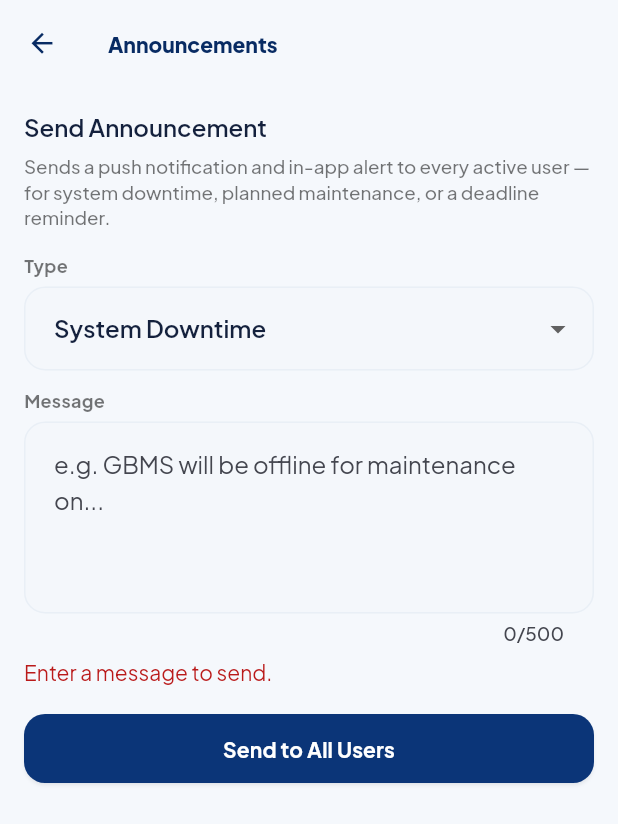
After one commit to DjangoDaveGH/GBMSupport, a Flutter app: the AnnouncementsScreen screen opened directly, after a tap on "Send to All Users", on a phone screen of 412 x 824 dp. The commit adds this screen. Shown: the top 824 px of the screen. Run offline on Flutter 3.47's test engine with Material 3 defaults, Android fonts, the phone set to English and light mode, and no system bars; our stand-ins replace cached_network_image, cloud_firestore, cloud_functions, connectivity_plus, file_picker, firebase_auth and 9 more; missing offline and left inert: app_badge_plus, dart:js_interop; accounts and stored records are empty.

Commit message:
Add admin announcements: send a system-wide notice to all users
New Admin Settings > Announcements screen (PFM Management only, both
mobile and desktop) lets an admin compose a system downtime / planned
maintenance / deadline reminder notice and send it to every active user.

Goes through a new adminBroadcastNotification Cloud Function rather than a
client-side Firestore write, which is what this app's earlier unused
NotificationRepository.broadcast() attempted (now removed) — at 1,600+
active users a single client WriteBatch would blow past Firestore's
500-write cap, and only the Admin SDK can send the FCM push. The function
fans out with bounded concurrency, reusing the same notifyUser() helper
the ticket-lifecycle triggers already use (in-app doc + push + badge count
+ dead-token pruning), and logs an audit_logs entry.

Also rebuilds and republishes the downloadable Android APK (1.0.2+4 ->
1.0.3+5) and web build with this change, matching what's already live on
Firebase Hosting and in Cloud Functions.

Co-Authored-By: Claude Sonnet 5 <noreply@anthropic.com>

```diff
--- a/lib/core/routing/app_router.dart
+++ b/lib/core/routing/app_router.dart
@@ -6,6 +6,7 @@ import 'package:hyport/core/models/enums.dart';
 import 'package:hyport/core/routing/app_shell.dart';
 import 'package:hyport/core/routing/desktop_shell.dart';
 import 'package:hyport/features/admin/presentation/add_user_screen.dart';
+import 'package:hyport/features/admin/presentation/announcements_screen.dart';
 import 'package:hyport/features/admin/presentation/desktop_institutions_screen.dart';
 import 'package:hyport/features/admin/presentation/desktop_users_screen.dart';
 import 'package:hyport/features/admin/presentation/users_screen.dart';
@@ -378,6 +379,14 @@ final routerProvider = Provider<GoRouter>((ref) {
         )),
       ),
       GoRoute(
+        path: '/admin-settings/announcements',
+        pageBuilder: (context, state) => _slideUpPage(const ResponsiveScreen(
+          mobile: AnnouncementsScreen(),
+          desktop: Padding(padding: EdgeInsets.all(24), child: AnnouncementsScreen()),
+          desktopTitle: 'Announcements',
+        )),
+      ),
+      GoRoute(
         path: '/admin/institutions',
         pageBuilder: (context, state) => _slideUpPage(const ResponsiveScreen(
           mobile: InstitutionsScreen(),
--- a/lib/features/admin/presentation/admin_settings_screen.dart
+++ b/lib/features/admin/presentation/admin_settings_screen.dart
@@ -4,10 +4,10 @@ import 'package:hyport/core/theme/app_theme.dart';
 
 /// Phase 4 mockup screen 28 — application/system-wide settings, distinct
 /// from the per-user account Settings reachable from Profile. SLA
-/// Management and Ticket Settings are real; General/Notifications/
-/// Security/System are honestly labeled as not configurable in this build
-/// rather than presented as working controls — same policy as the
-/// per-user Settings screen's Biometric/2FA rows.
+/// Management, Auto-Assignment, Ticket Settings, and Announcements are
+/// real; General/Notifications/Security/System are honestly labeled as not
+/// configurable in this build rather than presented as working controls —
+/// same policy as the per-user Settings screen's Biometric/2FA rows.
 class AdminSettingsScreen extends StatelessWidget {
   const AdminSettingsScreen({super.key});
 
@@ -45,6 +45,13 @@ class AdminSettingsScreen extends StatelessWidget {
               label: 'Ticket Settings',
               subtitle: 'Categories, priorities, workflows',
               onTap: () => context.push('/admin-settings/tickets'),
+            ),
+            const Divider(height: 1, indent: 56),
+            _SettingsTile(
+              icon: Icons.campaign_outlined,
+              label: 'Announcements',
+              subtitle: 'Send a system-wide notice to all users',
+              onTap: () => context.push('/admin-settings/announcements'),
             ),
             const Divider(height: 1, indent: 56),
             _SettingsTile(
--- /dev/null
+++ b/lib/features/admin/presentation/announcements_screen.dart
@@ -0,0 +1,149 @@
+import 'package:cloud_functions/cloud_functions.dart';
+import 'package:flutter/material.dart';
+import 'package:hyport/core/models/enums.dart';
+import 'package:hyport/core/theme/app_theme.dart';
+
+/// PFM Management sends a system-wide announcement (downtime / planned
+/// maintenance / deadline reminder) to every active user. Goes through the
+/// `adminBroadcastNotification` Cloud Function rather than a client-side
+/// Firestore write — see functions/index.js: a single WriteBatch caps at
+/// 500 writes (well under the active user count), and only the Admin SDK
+/// can send the FCM push, so this can't be done from the client at all.
+class AnnouncementsScreen extends StatefulWidget {
+  /// When true, renders just the content with no Scaffold/AppBar of its
+  /// own — for embedding inside DesktopShell. See NotificationsScreen's
+  /// doc comment for why.
+  final bool embedded;
+
+  const AnnouncementsScreen({super.key, this.embedded = false});
+
+  @override
+  State<AnnouncementsScreen> createState() => _AnnouncementsScreenState();
+}
+
+class _AnnouncementsScreenState extends State<AnnouncementsScreen> {
+  final _messageController = TextEditingController();
+  NotificationType _type = NotificationType.systemDowntime;
+  bool _sending = false;
+  String? _error;
+  String? _success;
+
+  @override
+  void dispose() {
+    _messageController.dispose();
+    super.dispose();
+  }
+
+  String _labelFor(NotificationType type) => switch (type) {
+        NotificationType.systemDowntime => 'System Downtime',
+        NotificationType.maintenance => 'Planned Maintenance',
+        NotificationType.deadlineReminder => 'Deadline Reminder',
+        _ => type.wireValue,
+      };
+
+  Future<void> _confirmAndSend() async {
+    final message = _messageController.text.trim();
+    if (message.isEmpty) {
+      setState(() {
+        _error = 'Enter a message to send.';
+        _success = null;
+      });
+      return;
+    }
+
+    final confirmed = await showDialog<bool>(
+      context: context,
+      builder: (dialogContext) => AlertDialog(
+        title: const Text('Send announcement?'),
+        content: Text(
+          'This sends a push notification and in-app alert to every active user in the system — this can\'t be undone.\n\n'
+          '${_labelFor(_type)}: "$message"',
+        ),
+        actions: [
+          TextButton(onPressed: () => Navigator.of(dialogContext).pop(false), child: const Text('Cancel')),
+          FilledButton(onPressed: () => Navigator.of(dialogContext).pop(true), child: const Text('Send to Everyone')),
+        ],
+      ),
+    );
+    if (confirmed != true || !mounted) return;
+
+    setState(() {
+      _sending = true;
+      _error = null;
+      _success = null;
+    });
+    try {
+      final callable = FirebaseFunctions.instance.httpsCallable(
+        'adminBroadcastNotification',
+        options: HttpsCallableOptions(timeout: const Duration(seconds: 300)),
+      );
+      final result = await callable.call({
+        'type': _type.wireValue,
+        'message': message,
+      });
+      final sent = (result.data as Map)['sent'] as int? ?? 0;
+      if (!mounted) return;
+      setState(() => _success = 'Announcement sent to $sent user${sent == 1 ? '' : 's'}.');
+      _messageController.clear();
+    } on FirebaseFunctionsException catch (e) {
+      if (mounted) setState(() => _error = e.message ?? 'Could not send announcement (${e.code}).');
+    } catch (e) {
+      if (mounted) setState(() => _error = 'Could not send announcement: $e');
+    } finally {
+      if (mounted) setState(() => _sending = false);
+    }
+  }
+
+  @override
+  Widget build(BuildContext context) {
+    final content = ListView(
+      padding: const EdgeInsets.all(16),
+      children: [
+        Text('Send Announcement', style: Theme.of(context).textTheme.titleMedium),
+        const SizedBox(height: 6),
+        Text(
+          'Sends a push notification and in-app alert to every active user — for system downtime, planned maintenance, or a deadline reminder.',
+          style: Theme.of(context).textTheme.bodySmall?.copyWith(color: Colors.black54),
+        ),
+        const SizedBox(height: AppSpacing.lg),
+        Text('Type', style: Theme.of(context).textTheme.labelMedium?.copyWith(color: Colors.black54)),
+        const SizedBox(height: 6),
+        DropdownButtonFormField<NotificationType>(
+          initialValue: _type,
+          items: [
+            for (final t in [NotificationType.systemDowntime, NotificationType.maintenance, NotificationType.deadlineReminder])
+              DropdownMenuItem(value: t, child: Text(_labelFor(t))),
+          ],
+          onChanged: (v) => setState(() => _type = v!),
+        ),
+        const SizedBox(height: AppSpacing.md),
+        Text('Message', style: Theme.of(context).textTheme.labelMedium?.copyWith(color: Colors.black54)),
+        const SizedBox(height: 6),
+        TextField(
+          controller: _messageController,
+          maxLines: 4,
+          maxLength: 500,
+          decoration: const InputDecoration(hintText: 'e.g. GBMS will be offline for maintenance on...'),
+        ),
+        if (_error != null) ...[
+          const SizedBox(height: AppSpacing.sm),
+          Text(_error!, style: TextStyle(color: Theme.of(context).colorScheme.error)),
+        ],
+        if (_success != null) ...[
+          const SizedBox(height: AppSpacing.sm),
+          Text(_success!, style: const TextStyle(color: AppTheme.success)),
+        ],
+        const SizedBox(height: AppSpacing.lg),
+        FilledButton(
+          onPressed: _sending ? null : _confirmAndSend,
+          child: _sending
+              ? const SizedBox(height: 20, width: 20, child: CircularProgressIndicator(strokeWidth: 2, color: Colors.white))
+              : const Text('Send to All Users'),
+        ),
+      ],
+    );
+
+    if (widget.embedded) return content;
+    return Scaffold(appBar: AppBar(title: const Text('Announcements')), body: content);
+  }
+}
--- a/lib/features/admin/presentation/desktop_settings_screen.dart
+++ b/lib/features/admin/presentation/desktop_settings_screen.dart
@@ -12,9 +12,9 @@ import 'package:hyport/features/config/domain/general_settings.dart';
 /// Phase 5 mockup screen 37. General Settings is real (see
 /// GeneralSettingsRepository); Security/Notifications/Roles & Permissions
 /// stay honestly labeled as not configurable in this build, same policy as
-/// everywhere else. SLA Management/Ticket Settings/Audit Logs push to
-/// their own already-built routes rather than duplicating that content
-/// inline.
+/// everywhere else. SLA Management/Auto-Assignment/Ticket Settings/
+/// Announcements/Audit Logs push to their own already-built routes rather
+/// than duplicating that content inline.
 class DesktopSettingsScreen extends StatefulWidget {
   const DesktopSettingsScreen({super.key});
 
@@ -45,6 +45,7 @@ class _DesktopSettingsScreenState extends State<DesktopSettingsScreen> {
                   _NavTile(label: 'SLA Management', selected: false, onTap: () => context.push('/admin-settings/sla')),
                   _NavTile(label: 'Auto-Assignment', selected: false, onTap: () => context.push('/admin-settings/assignment')),
                   _NavTile(label: 'Ticket Settings', selected: false, onTap: () => context.push('/admin-settings/tickets')),
+                  _NavTile(label: 'Announcements', selected: false, onTap: () => context.push('/admin-settings/announcements')),
                   _NavTile(
                     label: 'Security',
                     selected: false,
--- a/lib/features/dashboard/domain/audit_log_formatting.dart
+++ b/lib/features/dashboard/domain/audit_log_formatting.dart
@@ -9,6 +9,7 @@ String adminActionLabel(String action) => switch (action) {
       'user_activated' => 'User Activated',
       'user_deactivated' => 'User Deactivated',
       'user_updated' => 'User Updated',
+      'announcement_sent' => 'Sent Announcement',
       _ => action,
     };
 
--- a/pubspec.yaml
+++ b/pubspec.yaml
@@ -16,7 +16,7 @@ publish_to: 'none' # Remove this line if you wish to publish to pub.dev
 # https://developer.apple.com/library/archive/documentation/General/Reference/InfoPlistKeyReference/Articles/CoreFoundationKeys.html
 # In Windows, build-name is used as the major, minor, and patch parts
 # of the product and file versions while build-number is used as the build suffix.
-version: 1.0.2+4
+version: 1.0.3+5
 
 environment:
   sdk: ^3.11.5
```
Also changed, not shown: lib/features/notifications/data/notification_repository.dart (+0 -23 lines), 1 other file.
